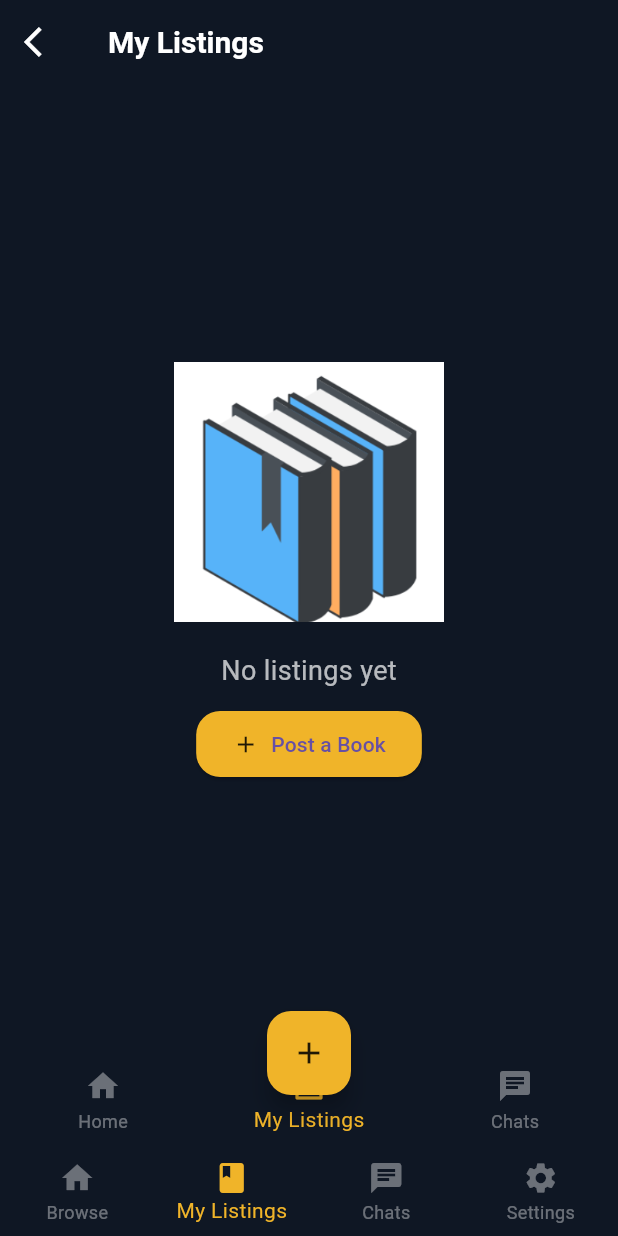
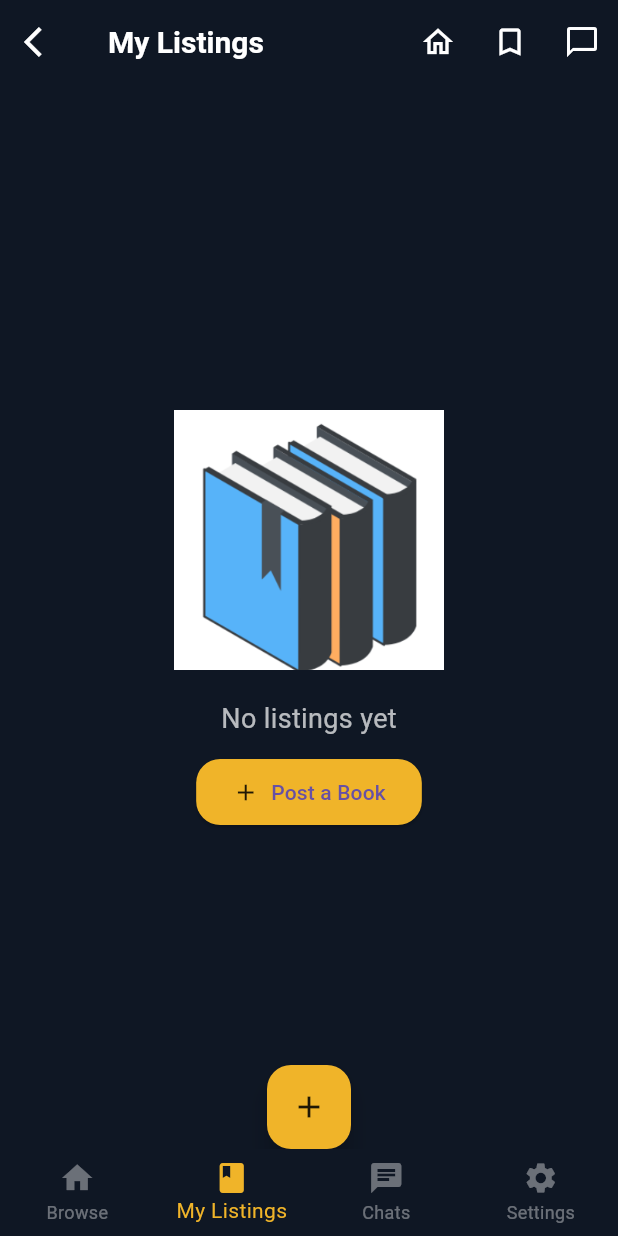
Before and after one commit to kelvintawe12/individualproject2, a Flutter app: the screen it shows once a user with an empty profile is signed in, item 2 of the bottom bar chosen, on a phone screen of 412 x 824 dp. Run offline on Flutter 3.47's test engine with Material 3 defaults, Android fonts, the phone set to English and light mode, and no system bars; our stand-ins replace cloud_firestore, firebase_auth, firebase_core, firebase_storage, image_picker, lottie and 1 more; accounts and stored records are empty; network calls fail.

Commit message:
refactor: Ensure MyListingsScreen does not declare its own BottomNavigationBar to avoid duplication

```diff
--- a/lib/screens/my_listings_screen.dart
+++ b/lib/screens/my_listings_screen.dart
@@ -6,6 +6,7 @@
 import '../services/library_service.dart';
 import 'post_screen.dart';
 import 'edit_listing_screen.dart';
+import 'browse_screen.dart';
 
 class MyListingsScreen extends StatefulWidget {
   const MyListingsScreen({super.key});
@@ -88,6 +89,26 @@
           icon: const Icon(Icons.arrow_back_ios, color: Colors.white),
           onPressed: () => Navigator.of(context).pop(),
         ),
+        actions: [
+          IconButton(
+            icon: const Icon(Icons.home_outlined, color: Colors.white),
+            tooltip: 'Browse',
+            onPressed: () {
+              // Navigate back to the main listings/browse screen
+              Navigator.of(context).pushReplacement(MaterialPageRoute(builder: (_) => const ListingsScreen()));
+            },
+          ),
+          IconButton(
+            icon: const Icon(Icons.bookmark_outline, color: Colors.white),
+            tooltip: 'Library',
+            onPressed: () => Navigator.of(context).pushNamed('/library'),
+          ),
+          IconButton(
+            icon: const Icon(Icons.chat_bubble_outline, color: Colors.white),
+            tooltip: 'Chats',
+            onPressed: () => Navigator.of(context).pushNamed('/chats'),
+          ),
+        ],
       ),
       body: RefreshIndicator(
         onRefresh: _refresh,
@@ -218,7 +239,6 @@
         child: const Icon(Icons.add, color: Colors.black87),
       ),
       floatingActionButtonLocation: FloatingActionButtonLocation.centerDocked,
-      bottomNavigationBar: _BottomNavBar(currentIndex: 1),
     );
   }
 
@@ -575,37 +595,6 @@
   }
 }
 
-// ── Bottom Navigation ─────────────────────────────────────
-class _BottomNavBar extends StatelessWidget {
-  final int currentIndex;
-  const _BottomNavBar({required this.currentIndex});
-
-  @override
-  Widget build(BuildContext context) {
-    return Container(
-      color: const Color(0xFF0F1724),
-      // Height includes bottom padding so the color extends into the
-      // system safe area (e.g. iPhone home indicator), adjusted by 8.0 pixels to fix overflow.
-      height: kBottomNavigationBarHeight + MediaQuery.of(context).padding.bottom + 8.0,
-      child: SafeArea(
-        top: false,
-        child: BottomNavigationBar(
-          type: BottomNavigationBarType.fixed,
-          backgroundColor: Colors.transparent,
-          elevation: 0,
-          currentIndex: currentIndex,
-          onTap: (i) {
-            if (i == 0) Navigator.of(context).popUntil((r) => r.isFirst);
-          },
-          selectedItemColor: const Color(0xFFF0B429),
-          unselectedItemColor: Colors.white38,
-          items: const [
-            BottomNavigationBarItem(icon: Icon(Icons.home), label: 'Home'),
-            BottomNavigationBarItem(icon: Icon(Icons.list_alt), label: 'My Listings'),
-            BottomNavigationBarItem(icon: Icon(Icons.chat), label: 'Chats'),
-          ],
-        ),
-      ),
-    );
-  }
-}
+// Bottom navigation is handled by the app shell (app.dart). This file
+// intentionally does not declare its own BottomNavigationBar to avoid
+// showing two navigation bars when embedded in the main scaffold.
```
